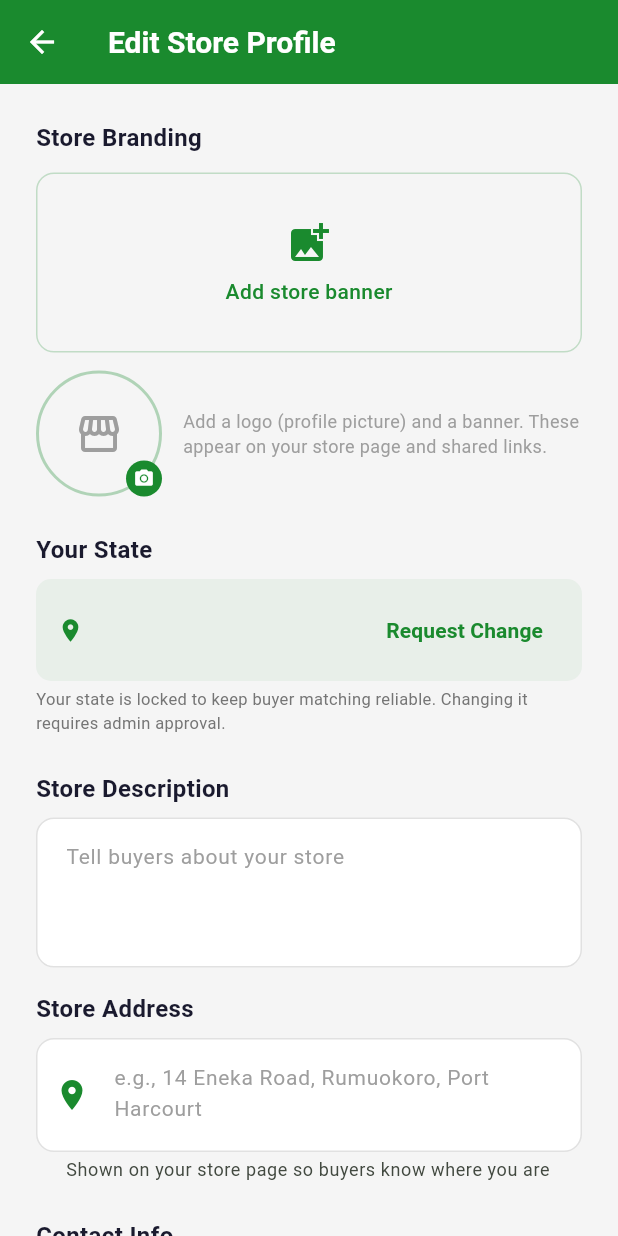
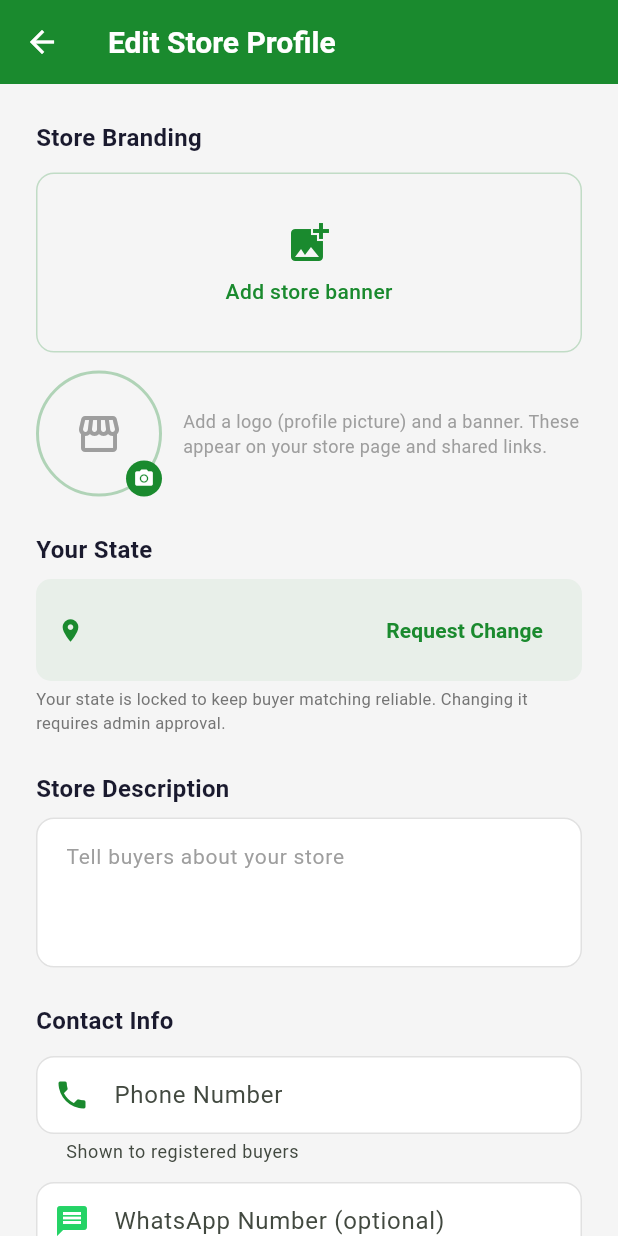
Before and after one commit to kaluifekwe/Kay-s_Marketplace, a Flutter app: the VendorStoreSettingsScreen screen opened directly with empty values, on a phone screen of 412 x 824 dp. Run offline on Flutter 3.47's test engine with Material 3 defaults, Android fonts, the phone set to English and light mode, and no system bars; our stand-ins replace cached_network_image, firebase_core, firebase_messaging, flutter_bloc, flutter_cache_manager, flutter_dotenv and 12 more; accounts and stored records are empty.

Commit message:
Don't allow free address editing (respect intrastate state lock)
Reverts the editable store-address field: a vendor's location is locked
and changing it requires admin approval (state_change_requests), so a
free address edit would bypass that gate. The storefront still displays
the existing address (read-only); logo/banner upload is unaffected.

Co-Authored-By: Claude Opus 4.8 <noreply@anthropic.com>

```diff
--- a/dispatchph_mobile/lib/screens/vendor/vendor_store_settings_screen.dart
+++ b/dispatchph_mobile/lib/screens/vendor/vendor_store_settings_screen.dart
@@ -22,7 +22,6 @@ class _VendorStoreSettingsScreenState extends State<VendorStoreSettingsScreen> {
   late TextEditingController _descController;
   late TextEditingController _phoneController;
   late TextEditingController _whatsappController;
-  late TextEditingController _addressController;
   late bool _showPhoneToBuyers;
   late String _responseTime;
   bool _isLoading = false;
@@ -47,7 +46,6 @@ class _VendorStoreSettingsScreenState extends State<VendorStoreSettingsScreen> {
     _descController = TextEditingController(text: widget.store.description ?? '');
     _phoneController = TextEditingController(text: widget.store.phone ?? '');
     _whatsappController = TextEditingController(text: widget.store.whatsappNumber ?? '');
-    _addressController = TextEditingController(text: widget.store.address ?? '');
     _logoUrl = widget.store.logoPath;
     _bannerUrl = widget.store.storeBannerUrl;
     _showPhoneToBuyers = widget.store.showPhoneToBuyers;
@@ -79,7 +77,6 @@ class _VendorStoreSettingsScreenState extends State<VendorStoreSettingsScreen> {
     _descController.dispose();
     _phoneController.dispose();
     _whatsappController.dispose();
-    _addressController.dispose();
     super.dispose();
   }
 
@@ -127,7 +124,6 @@ class _VendorStoreSettingsScreenState extends State<VendorStoreSettingsScreen> {
     try {
       await SupabaseService.client.from('stores').update({
         'description': _descController.text.trim().isEmpty ? null : _descController.text.trim(),
-        'address': _addressController.text.trim().isEmpty ? null : _addressController.text.trim(),
         'phone': _phoneController.text.trim().isEmpty ? null : _phoneController.text.trim(),
         'whatsapp_number': _whatsappController.text.trim().isEmpty ? null : _whatsappController.text.trim(),
         'show_phone_to_buyers': _showPhoneToBuyers,
@@ -221,19 +217,6 @@ class _VendorStoreSettingsScreenState extends State<VendorStoreSettingsScreen> {
               maxLines: 3,
               decoration: InputDecoration(
                 hintText: 'Tell buyers about your store',
-                border: OutlineInputBorder(borderRadius: BorderRadius.circular(12)),
-              ),
-            ),
-            const SizedBox(height: 16),
-            const Text('Store Address', style: TextStyle(fontSize: 16, fontWeight: FontWeight.w600)),
-            const SizedBox(height: 8),
-            TextFormField(
-              controller: _addressController,
-              maxLines: 2,
-              decoration: InputDecoration(
-                hintText: 'e.g., 14 Eneka Road, Rumuokoro, Port Harcourt',
-                helperText: 'Shown on your store page so buyers know where you are',
-                prefixIcon: const Icon(Icons.location_on, color: AppColors.primaryGreen),
                 border: OutlineInputBorder(borderRadius: BorderRadius.circular(12)),
               ),
             ),
```
